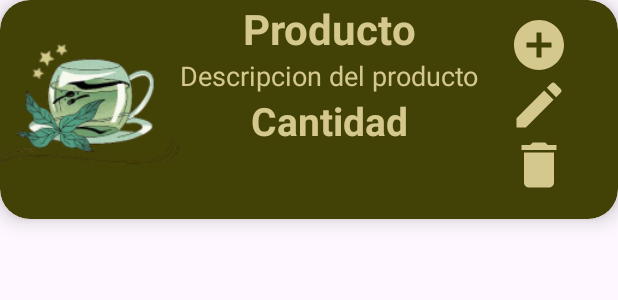
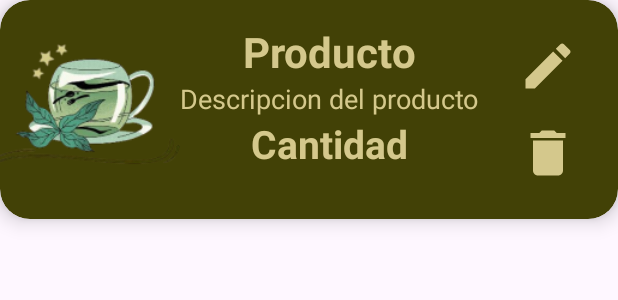
Before and after one commit to rmtai/MatchaStock, an Android app: the layout item_producto.xml on its own in the app's theme, with its tools: preview values and no code run, on a phone screen of 412 x 824 dp. Shown: the top 300 px of the screen. Run offline under Robolectric (Android 15) with nearby library versions, the phone set to English and light mode, and no system bars.

Commit message:
cambios en el diseño de inventario

```diff
--- a/app/src/main/res/layout/fragment_inventory.xml
+++ b/app/src/main/res/layout/fragment_inventory.xml
@@ -1,42 +1,41 @@
 <?xml version="1.0" encoding="utf-8"?>
 <androidx.constraintlayout.widget.ConstraintLayout xmlns:android="http://schemas.android.com/apk/res/android"
+    xmlns:app="http://schemas.android.com/apk/res-auto"
     xmlns:tools="http://schemas.android.com/tools"
     android:layout_width="match_parent"
     android:layout_height="match_parent"
-    xmlns:app="http://schemas.android.com/apk/res-auto"
     android:background="@color/bg_color"
     tools:context=".InventoryFragment">
 
     <ProgressBar
+        android:id="@+id/progressBar"
         android:layout_width="wrap_content"
         android:layout_height="wrap_content"
-        android:id="@+id/progressBar"
         android:visibility="gone"
-        app:layout_constraintTop_toTopOf="parent"
+        app:layout_constraintBottom_toBottomOf="parent"
         app:layout_constraintEnd_toEndOf="parent"
         app:layout_constraintStart_toStartOf="parent"
-        app:layout_constraintBottom_toBottomOf="parent"
-        />
+        app:layout_constraintTop_toTopOf="parent" />
 
 
     <androidx.appcompat.widget.SearchView
+        android:id="@+id/svBuscarProd"
         android:layout_width="0dp"
-        android:id="@+id/svBuscarProd"
         android:layout_height="wrap_content"
+        android:layout_margin="8dp"
+        android:background="@color/search_view"
+        app:layout_constraintEnd_toEndOf="parent"
         app:layout_constraintStart_toStartOf="parent"
-        app:layout_constraintTop_toTopOf="parent"
-        app:layout_constraintEnd_toEndOf="parent"
-        android:background="@color/search_view"
-        android:layout_margin="8dp"/>
+        app:layout_constraintTop_toTopOf="parent" />
 
     <androidx.recyclerview.widget.RecyclerView
         android:layout_width="0dp"
         android:layout_height="0dp"
+        android:layout_marginTop="8dp"
+        app:layout_constraintBottom_toBottomOf="parent"
+        app:layout_constraintEnd_toEndOf="parent"
         app:layout_constraintStart_toStartOf="parent"
-        app:layout_constraintEnd_toEndOf="parent"
-        app:layout_constraintTop_toBottomOf="@id/svBuscarProd"
-        app:layout_constraintBottom_toBottomOf="parent"
-        android:layout_marginTop="8dp">
+        app:layout_constraintTop_toBottomOf="@id/svBuscarProd">
 
     </androidx.recyclerview.widget.RecyclerView>
 
--- a/app/src/main/res/layout/item_producto.xml
+++ b/app/src/main/res/layout/item_producto.xml
@@ -1,9 +1,9 @@
 <?xml version="1.0" encoding="utf-8"?>
 <androidx.cardview.widget.CardView xmlns:android="http://schemas.android.com/apk/res/android"
+    xmlns:app="http://schemas.android.com/apk/res-auto"
     xmlns:tools="http://schemas.android.com/tools"
     android:layout_width="match_parent"
     android:layout_height="146dp"
-    xmlns:app="http://schemas.android.com/apk/res-auto"
     android:orientation="horizontal"
     app:cardBackgroundColor="@color/card_bg"
     app:cardCornerRadius="20dp"
@@ -17,76 +17,66 @@
         <ImageView
             android:layout_width="120dp"
             android:layout_height="match_parent"
-            android:src="@mipmap/titlelessmatcha"/>
+            android:src="@mipmap/titlelessmatcha" />
 
         <LinearLayout
             android:layout_width="wrap_content"
             android:layout_height="wrap_content"
-            android:orientation="vertical"
-            android:gravity="center">
+            android:layout_marginTop="15dp"
+            android:gravity="center"
+            android:orientation="vertical">
 
             <TextView
+                android:id="@+id/tvProdName"
                 android:layout_width="wrap_content"
                 android:layout_height="wrap_content"
-                android:id="@+id/tvProdName"
-                tools:text="Producto"
+                android:textColor="@color/second_color"
                 android:textSize="28sp"
-                android:textColor="@color/second_color"
-                android:textStyle="bold"/>
+                android:textStyle="bold"
+                tools:text="Producto" />
 
             <TextView
+                android:id="@+id/tvDescProd"
                 android:layout_width="wrap_content"
                 android:layout_height="wrap_content"
-                android:id="@+id/tvDescProd"
-                tools:text="Descripcion del producto"
+                android:textColor="@color/second_color"
                 android:textSize="18sp"
-                android:textColor="@color/second_color"
-                />
+                tools:text="Descripcion del producto" />
 
             <TextView
+                android:id="@+id/tvCantProd"
                 android:layout_width="wrap_content"
                 android:layout_height="wrap_content"
-                android:id="@+id/tvCantProd"
-                tools:text="Cantidad"
+                android:textColor="@color/second_color"
                 android:textSize="26sp"
                 android:textStyle="bold"
-                android:textColor="@color/second_color" />
+                tools:text="Cantidad" />
         </LinearLayout>
 
 
         <LinearLayout
             android:layout_width="wrap_content"
             android:layout_height="wrap_content"
-            android:orientation="vertical"
-            android:layout_marginTop="10dp"
-            android:layout_marginStart="20dp">
+            android:layout_gravity="center"
+            android:layout_marginStart="26dp"
+            android:orientation="vertical">
 
             <ImageButton
+                android:id="@+id/btnEditarProd"
                 android:layout_width="40dp"
                 android:layout_height="40dp"
-                android:background="@drawable/ic_add_circle"
-                android:id="@+id/btnNuevoProd"
-                android:contentDescription="@string/nuevo_producto"/>
+                android:layout_marginBottom="18dp"
+                android:background="@drawable/edit_24"
+                android:contentDescription="@string/editar_prod" />
 
             <ImageButton
-                android:layout_width="40dp"
-                android:layout_height="40dp"
-                android:background="@drawable/edit_24"
-                android:id="@+id/btnEditarProd"
-                android:contentDescription="@string/editar_prod"/>
-
-            <ImageButton
+                android:id="@+id/btnEliminarProd"
                 android:layout_width="40dp"
                 android:layout_height="40dp"
                 android:background="@drawable/ic_delete"
-                android:id="@+id/btnEliminarProd"
                 android:contentDescription="@string/prod_eliminar" />
 
         </LinearLayout>
 
     </LinearLayout>
-
-
-
-
 </androidx.cardview.widget.CardView>
```
